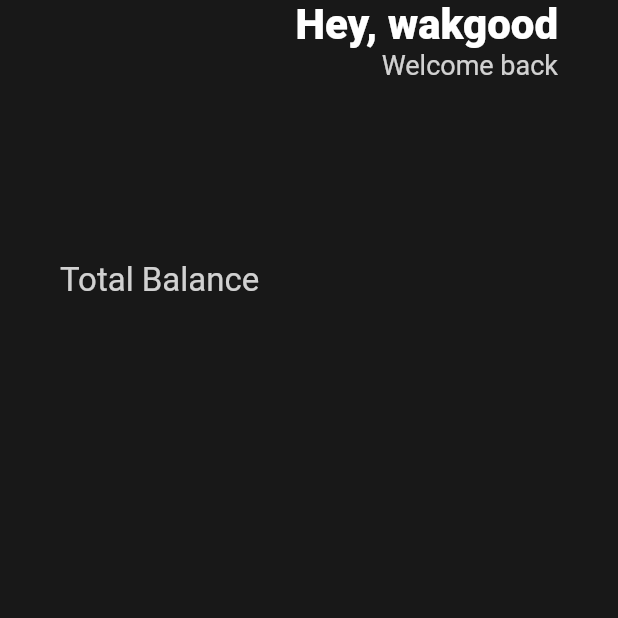
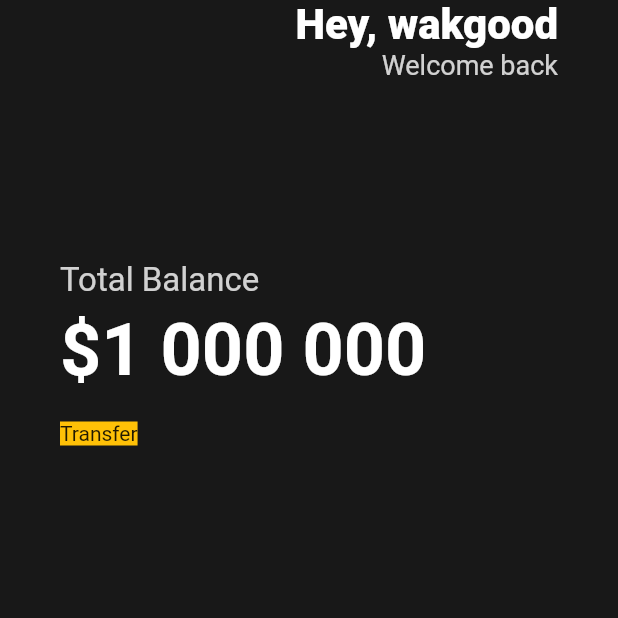
Before and after one commit to Myoungmin/toonflix, a Flutter app: the screen it shows after launch, on a phone screen of 412 x 824 dp, the top half of it. Run offline on Flutter 3.47's test engine with Material 2 defaults, Android fonts, the phone set to English and light mode, and no system bars.

Commit message:
Container로 영역 설정하고, BoxDecoration으로 버튼 모양 만들기

```diff
--- a/lib/main.dart
+++ b/lib/main.dart
@@ -51,6 +51,30 @@ class App extends StatelessWidget {
                 'Total Balance',
                 style: TextStyle(
                     fontSize: 22, color: Colors.white.withOpacity(0.8)),
+              ),
+              SizedBox(
+                height: 5,
+              ),
+              Text(
+                '\$1 000 000',
+                style: TextStyle(
+                  fontSize: 48,
+                  fontWeight: FontWeight.w600,
+                  color: Colors.white,
+                ),
+              ),
+              SizedBox(
+                height: 20,
+              ),
+              Row(
+                children: [
+                  Container(
+                    decoration: BoxDecoration(
+                      color: Colors.amber,
+                    ),
+                    child: Text('Transfer'),
+                  )
+                ],
               )
             ],
           ),
```
